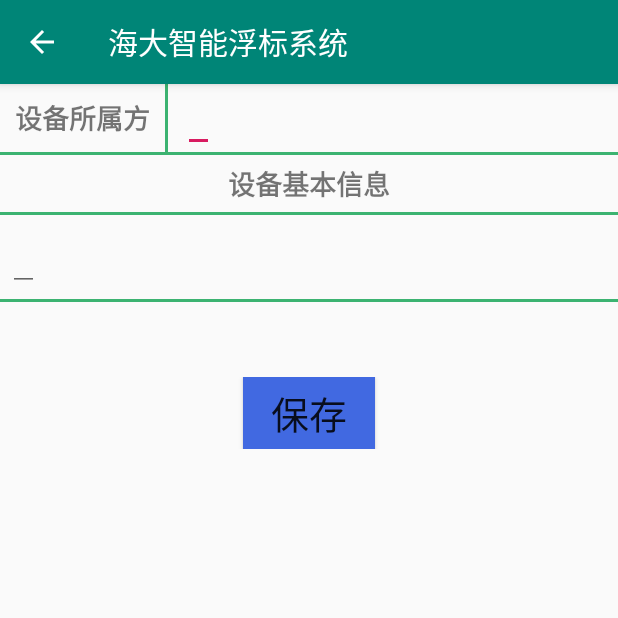
After one commit to zhengjiandao/BuoySystem, an Android app: the DeviceActivity screen opened directly, with no data from a screen before it, on a phone screen of 412 x 824 dp, the top half of it. The commit adds this screen. Run offline under Robolectric (Android 15) with nearby library versions, the light colour scheme and no system bars.

Commit message:
创建主活动界面菜单栏，添加设备管理窗口和账户注销功能。

```diff
--- a/app/src/main/java/com/example/smubuoy/BuoyActivity.java
+++ b/app/src/main/java/com/example/smubuoy/BuoyActivity.java
@@ -38,7 +38,7 @@ public class BuoyActivity extends AppCompatActivity implements View.OnClickListe
             actionBar.setDisplayHomeAsUpEnabled(true);
         }
         //自定义Toast显示位置,一定要在类的首部定义Toast变量。
-        toast = Toast.makeText(getApplicationContext(), "点击并左右滑动底端时刻表，即可显示对应时刻水文信息！",Toast.LENGTH_LONG);
+        toast = Toast.makeText(getApplicationContext(), "点击并左右滑动底端时刻表，即可显示对应时刻水文信息！",Toast.LENGTH_SHORT);
         toast.setGravity(Gravity.CENTER, 15, 550);
         toast.show();
     }
--- /dev/null
+++ b/app/src/main/java/com/example/smubuoy/DeviceActivity.java
@@ -0,0 +1,65 @@
+package com.example.smubuoy;
+
+import android.content.SharedPreferences;
+import android.graphics.Color;
+import android.preference.PreferenceManager;
+import android.support.v7.app.AppCompatActivity;
+import android.os.Bundle;
+import android.view.MenuItem;
+import android.view.View;
+import android.widget.Button;
+import android.widget.EditText;
+import android.widget.Toast;
+
+public class DeviceActivity extends AppCompatActivity {
+    private SharedPreferences pref;
+    private SharedPreferences.Editor editor;
+    private EditText ownerEdit;
+    private EditText basicEdit;
+    private Button save;
+
+    @Override
+    protected void onCreate(Bundle savedInstanceState) {
+        super.onCreate(savedInstanceState);
+        setContentView(R.layout.activity_device);
+        //下面if条件判断用于标题栏返回键操作***********************************
+        android.support.v7.app.ActionBar actionBar = getSupportActionBar();
+        if(actionBar != null){
+            actionBar.setHomeButtonEnabled(true);
+            actionBar.setDisplayHomeAsUpEnabled(true);
+        }
+        //下面是设备管理信息保存操作*******************************************
+        pref= PreferenceManager.getDefaultSharedPreferences(this);
+        ownerEdit=(EditText)  findViewById(R.id.linear1_edit1);
+        basicEdit=(EditText) findViewById(R.id.linear3_edit1);
+        save=(Button) findViewById(R.id.save_text);
+        //设置按钮背景色
+        save.setBackgroundColor(Color.parseColor("#4169E1"));
+        String owner=pref.getString("owner","");
+        String basic=pref.getString("basic","");
+        ownerEdit.setText(owner);//记住设备所属方关键语句
+        basicEdit.setText(basic);//记住设备基本信息关键语句
+
+        save.setOnClickListener(new View.OnClickListener() {
+            @Override
+            public void onClick(View v) {
+                String owner=ownerEdit.getText().toString();
+                String basic=basicEdit.getText().toString();
+                editor=pref.edit();
+                editor.putString("owner",owner);
+                editor.putString("basic",basic);
+                editor.apply();
+                Toast.makeText(DeviceActivity.this,"信息保存成功！",Toast.LENGTH_SHORT).show();
+            }
+        });
+    }
+    @Override
+    public boolean onOptionsItemSelected(MenuItem item) {
+        switch (item.getItemId()) {
+            case android.R.id.home:
+                this.finish(); // 给标题栏添加back button
+                return true;
+        }
+        return super.onOptionsItemSelected(item);
+    }
+}
--- a/app/src/main/java/com/example/smubuoy/MainActivity.java
+++ b/app/src/main/java/com/example/smubuoy/MainActivity.java
@@ -48,7 +48,7 @@ public class MainActivity extends BaseActivity {
             }
         });
         //自定义Toast显示位置，一定要在类的首部定义Toast变量。
-        toast = Toast.makeText(getApplicationContext(), "点击底部按钮，即可\n查看相关信息！",Toast.LENGTH_LONG);
+        toast = Toast.makeText(getApplicationContext(), "点击底部按钮，即可\n查看相关信息！",Toast.LENGTH_SHORT);
         toast.setGravity(Gravity.CENTER, 15, 500);
         toast.show();
     }
@@ -62,8 +62,8 @@ public class MainActivity extends BaseActivity {
     public boolean onOptionsItemSelected(MenuItem item){
         switch (item.getItemId()){
             case R.id.map_item:
-                Toast.makeText(this, "您即将个人信息中心", Toast.LENGTH_SHORT).show();
-                Intent intent1=new Intent(this,MapActivity.class);
+                Toast.makeText(this, "您即将设备管理中心", Toast.LENGTH_SHORT).show();
+                Intent intent1=new Intent(this,DeviceActivity.class);
                 //intent1.setData(Uri.parse("https://map.baidu.com/@13571410,3595029,15z"));
                 startActivity(intent1);
                 break;
--- a/app/src/main/res/layout/activity_baidu_map.xml
+++ b/app/src/main/res/layout/activity_baidu_map.xml
@@ -6,7 +6,7 @@
     android:layout_height="match_parent"
     android:orientation="vertical"
     tools:context=".BaiduMapActivity">
-
+<!--构建百度地图显示窗口-->
     <com.baidu.mapapi.map.MapView
         android:id="@+id/bmapView"
         android:layout_width="match_parent"
--- /dev/null
+++ b/app/src/main/res/layout/activity_device.xml
@@ -0,0 +1,115 @@
+<?xml version="1.0" encoding="utf-8"?>
+<RelativeLayout xmlns:android="http://schemas.android.com/apk/res/android"
+    xmlns:app="http://schemas.android.com/apk/res-auto"
+    xmlns:tools="http://schemas.android.com/tools"
+    android:layout_width="match_parent"
+    android:layout_height="wrap_content"
+    android:orientation="vertical"
+    tools:context=".DeviceActivity">
+
+    <LinearLayout
+        android:id="@+id/linear1"
+        android:layout_width="match_parent"
+        android:layout_height="wrap_content"
+        android:orientation="horizontal">
+
+        <TextView
+            android:id="@+id/linear1_view1"
+            android:layout_width="wrap_content"
+            android:layout_height="wrap_content"
+            android:layout_marginLeft="10dp"
+            android:layout_gravity="center_vertical"
+            android:text="设备所属方"
+            android:textStyle="bold"
+            android:textSize="18sp"/>
+
+        <View
+            android:id="@+id/line_view1"
+            android:layout_width="2dip"
+            android:layout_height="match_parent"
+            android:layout_marginLeft="10dp"
+            android:background="#3CB371"/>
+
+        <EditText
+            android:id="@+id/linear1_edit1"
+            android:layout_width="wrap_content"
+            android:layout_height="wrap_content"
+            android:layout_gravity="center_vertical"
+            android:layout_marginLeft="10dp"
+            android:layout_marginRight="10dp"
+            android:textSize="18sp"/>
+    </LinearLayout>
+    <View
+        android:id="@+id/line_view2"
+        android:layout_width="match_parent"
+        android:layout_height="2dip"
+        android:layout_below="@+id/linear1"
+        android:background="#3CB371"/>
+
+    <LinearLayout
+        android:id="@+id/linear2"
+        android:layout_width="match_parent"
+        android:layout_height="wrap_content"
+        android:orientation="vertical"
+        android:layout_below="@id/line_view2">
+
+        <TextView
+            android:id="@+id/linear2_view1"
+            android:layout_width="wrap_content"
+            android:layout_height="wrap_content"
+            android:layout_marginTop="5dp"
+            android:layout_marginBottom="5dp"
+            android:layout_gravity="center_horizontal"
+            android:text="设备基本信息"
+            android:textStyle="bold"
+            android:textSize="18sp"/>
+    </LinearLayout>
+    <View
+        android:id="@+id/line_view3"
+        android:layout_width="match_parent"
+        android:layout_height="2dip"
+        android:layout_below="@+id/linear2"
+        android:background="#3CB371"/>
+
+    <LinearLayout
+        android:id="@+id/linear3"
+        android:layout_width="match_parent"
+        android:layout_height="wrap_content"
+        android:orientation="vertical"
+        android:layout_below="@id/line_view3">
+
+        <EditText
+            android:id="@+id/linear3_edit1"
+            android:layout_width="wrap_content"
+            android:layout_height="wrap_content"
+            android:layout_marginLeft="5dp"
+            android:layout_marginRight="5dp"
+            android:layout_marginTop="5dp"
+            android:layout_marginBottom="5dp"
+            android:textSize="18sp"/>
+    </LinearLayout>
+
+    <View
+        android:id="@+id/line_view4"
+        android:layout_width="match_parent"
+        android:layout_height="2dip"
+        android:layout_below="@+id/linear3"
+        android:background="#3CB371"/>
+
+    <LinearLayout
+        android:orientation="vertical"
+        android:layout_width="match_parent"
+        android:layout_height="wrap_content"
+        android:layout_below="@id/line_view4"
+        android:layout_marginTop="50dp">
+        <Button
+            android:id="@+id/save_text"
+            android:layout_width="wrap_content"
+            android:layout_height="wrap_content"
+            android:layout_gravity="center_horizontal"
+            android:background="@drawable/text_view_border"
+            android:textSize="25sp"
+            android:text="保存"/>
+    </LinearLayout>
+
+</RelativeLayout>
--- a/app/src/main/res/menu/main.xml
+++ b/app/src/main/res/menu/main.xml
@@ -2,7 +2,7 @@
 <menu xmlns:android="http://schemas.android.com/apk/res/android">
     <item
         android:id="@+id/map_item"
-        android:title="个人中心"/>
+        android:title="设备管理"/>
     <item
         android:id="@+id/remove_item"
         android:title="账户注销"/>
```
Also changed, not shown: app/src/main/AndroidManifest.xml (+21 -16 lines), app/src/main/java/com/example/smubuoy/BaiduMapActivity.java (+19 -0 lines), app/src/main/java/com/example/smubuoy/MapActivity.java (deleted, +0 -30 lines), app/src/main/res/layout/activity_map.xml (deleted, +0 -32 lines), app/src/main/res/drawable/buoy1.png (deleted), app/src/main/res/drawable/buoy2.png (deleted).
